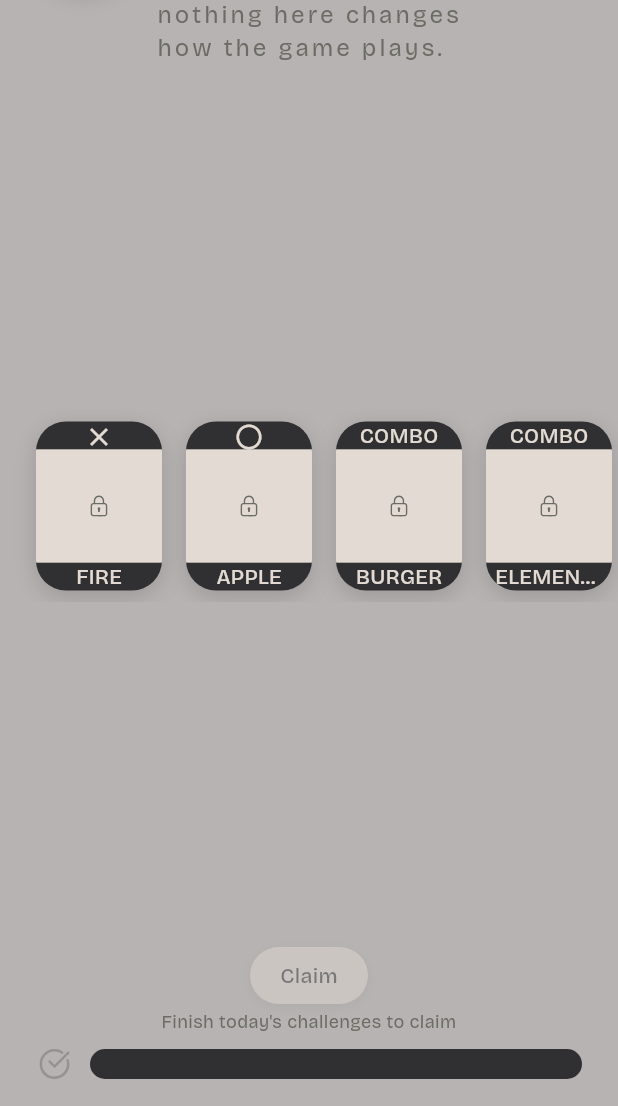
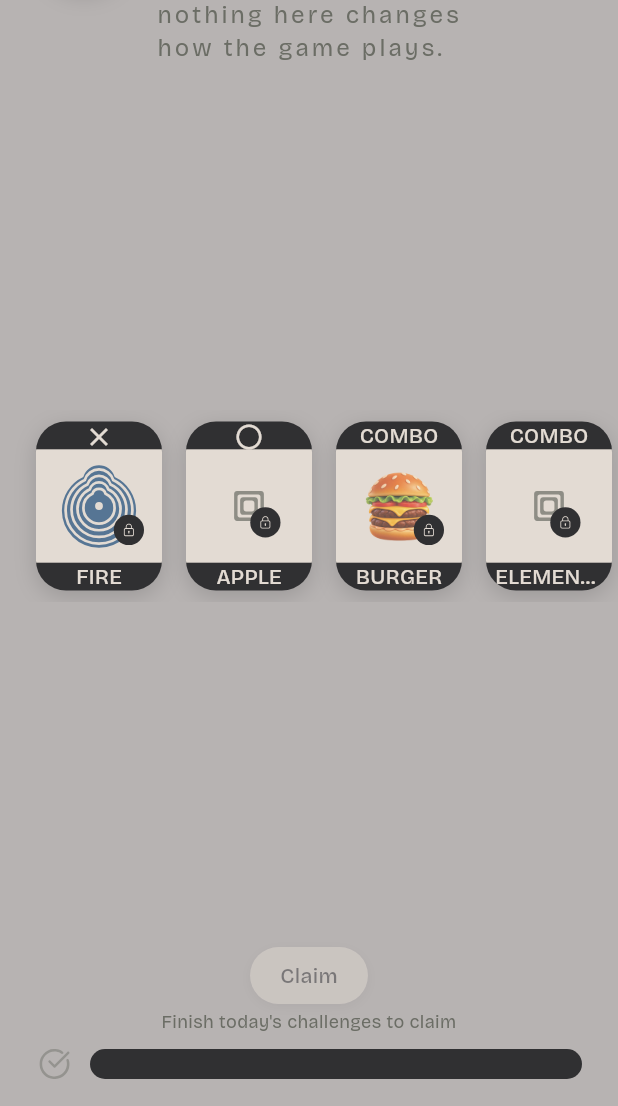
Before and after one commit to RSSerna/tic-tac-twist, a Flutter app: the ShopScreen screen opened directly, on a phone screen of 412 x 824 dp, the part 130-1236 px from its top. Run offline on Flutter 3.47's test engine with Material 3 defaults, Android fonts, the light colour scheme and no system bars; our stand-ins replace audioplayers, firebase_analytics, firebase_core, firebase_crashlytics, flutter_riverpod, flutter_svg and 4 more; accounts and stored records are empty; generated files the repository leaves out were written again.

Commit message:
feat: implement LockedPreview widget to display cosmetic art with lock badges

```diff
--- a/lib/ui/screens/shop_screen.dart
+++ b/lib/ui/screens/shop_screen.dart
@@ -17,6 +17,10 @@ import '../../theme/skin.dart';
 import '../../theme/tokens.dart';
 import '../../theme/typography.dart';
 import '../widgets/app_mark.dart';
+import '../widgets/asset_glyph.dart';
+import '../widgets/chip_view.dart';
+import '../widgets/emote_view.dart';
+import '../widgets/locked_preview.dart';
 import '../widgets/buttons/pill_action_button.dart';
 import '../widgets/panel_header.dart';
 import '../widgets/app_glyph.dart';
@@ -255,10 +259,43 @@ class _ShopCard extends StatelessWidget {
         ShopItemKind.flexing => l10n.shopItemFlexing,
       };
 
+  /// The pack's real art, or a stand-in when none exists yet. A new cosmetic
+  /// kind (board skins, later) adds one case here.
+  Widget _art(BuildContext context) {
+    final colors = context.gameColors;
+    if (item.skin case final skin?) {
+      return ChipView(
+        color: colors.playerA,
+        ringColor: colors.surface,
+        level: 4,
+        isFirstPerson: true,
+        appearance: skin.appearance,
+      );
+    }
+    if (item.emote case final emote?) return EmoteView(emote: emote);
+    if (item.celebration case final celebration?) {
+      return AssetGlyph(
+        assetPath: celebration.assetPath,
+        fallbackIcon: celebration.fallbackIcon,
+        color: colors.neutral,
+      );
+    }
+    return AppGlyph(AppIcons.skins, size: width * 0.5, color: colors.neutral);
+  }
+
   void _tap(BuildContext context, AppLocalizations l10n) {
     final buy = onBuy;
     if (!owned && buy != null) {
       buy();
+      return;
+    }
+    if (!owned) {
+      showCosmeticPreview(
+        context,
+        art: _art(context),
+        title: item.name,
+        status: l10n.shopPaymentsUnavailable,
+      );
       return;
     }
     ScaffoldMessenger.of(context)
@@ -308,25 +345,21 @@ class _ShopCard extends StatelessWidget {
                       child: _badge(context, item.kind, colors.surface),
                     ),
                   ),
-                  // The art window. Empty until packs carry real art — the
-                  // card still shows what kind of thing it is and whether
-                  // it's owned.
+                  // The art window: the pack's real art, badged locked or
+                  // owned. Packs with nothing behind them yet show a stand-in
+                  // so the card still says what a pack looks like.
                   Container(
                     height: width * 0.9,
                     width: double.infinity,
                     color: colors.surface,
+                    padding: EdgeInsets.all(width * 0.12),
                     alignment: Alignment.center,
-                    child: owned
-                        ? AppGlyph(
-                            AppIcons.check,
-                            size: width * 0.28,
-                            color: colors.ink,
-                          )
-                        : AppGlyph(
-                            AppIcons.locked,
-                            size: width * 0.24,
-                            color: colors.neutral,
-                          ),
+                    child: LockedPreview(
+                      locked: !owned,
+                      ownedBadge: owned,
+                      badgeSize: width * 0.24,
+                      child: _art(context),
+                    ),
                   ),
                   SizedBox(
                     height: bar,
--- /dev/null
+++ b/lib/ui/widgets/locked_preview.dart
@@ -0,0 +1,120 @@
+import 'package:flutter/material.dart';
+
+import '../../theme/app_assets.dart';
+import '../../theme/tokens.dart';
+import '../../theme/typography.dart';
+import 'app_glyph.dart';
+
+/// Which corner badge a [LockedPreview] wears.
+enum PreviewBadge { locked, owned }
+
+/// A cosmetic's real art with a small badge in the corner, instead of a lock
+/// standing in for it.
+///
+/// Players need to see what they'd earn or buy; the badge — not hiding the art
+/// — is what says "not yours yet". [child] is any widget, so chips, emotes,
+/// celebrations and (later) board skins all go through the same wrapper.
+///
+/// [locked] false with [ownedBadge] false renders [child] untouched.
+class LockedPreview extends StatelessWidget {
+  const LockedPreview({
+    super.key,
+    required this.child,
+    required this.locked,
+    this.ownedBadge = false,
+    this.badgeSize = 28,
+  });
+
+  final Widget child;
+  final bool locked;
+
+  /// Shows a check badge when not [locked] — for a shop card the player owns.
+  final bool ownedBadge;
+
+  /// Diameter of the badge circle.
+  final double badgeSize;
+
+  /// Pale enough that the art still reads, dim enough to say "not yours".
+  static const double lockedOpacity = 0.7;
+
+  @override
+  Widget build(BuildContext context) {
+    final badge = locked
+        ? PreviewBadge.locked
+        : ownedBadge
+        ? PreviewBadge.owned
+        : null;
+    if (badge == null) return child;
+
+    final colors = context.gameColors;
+
+    return Stack(
+      fit: StackFit.passthrough,
+      children: [
+        Opacity(opacity: locked ? lockedOpacity : 1, child: child),
+        Positioned(
+          right: 0,
+          bottom: 0,
+          child: Container(
+            key: Key(
+              badge == PreviewBadge.locked
+                  ? 'preview-badge-locked'
+                  : 'preview-badge-owned',
+            ),
+            width: badgeSize,
+            height: badgeSize,
+            decoration: BoxDecoration(
+              color: colors.ink,
+              shape: BoxShape.circle,
+            ),
+            alignment: Alignment.center,
+            child: AppGlyph(
+              badge == PreviewBadge.locked ? AppIcons.locked : AppIcons.check,
+              size: badgeSize * 0.6,
+              color: colors.surface,
+            ),
+          ),
+        ),
+      ],
+    );
+  }
+}
+
+/// A large look at a cosmetic the player can't equip yet: the art, its name and
+/// where it stands. Nothing here equips or buys anything.
+Future<void> showCosmeticPreview(
+  BuildContext context, {
+  required Widget art,
+  required String title,
+  required String status,
+  bool locked = true,
+}) {
+  return showDialog<void>(
+    context: context,
+    builder: (context) {
+      final colors = context.gameColors;
+      final styles = context.gameTextStyles;
+      return Dialog(
+        key: const Key('cosmetic-preview'),
+        backgroundColor: colors.surface,
+        child: Padding(
+          padding: const EdgeInsets.all(24),
+          child: Column(
+            mainAxisSize: MainAxisSize.min,
+            children: [
+              SizedBox(
+                width: 180,
+                height: 180,
+                child: LockedPreview(locked: locked, badgeSize: 44, child: art),
+              ),
+              const SizedBox(height: 16),
+              Text(title, style: styles.cardTitle, textAlign: TextAlign.center),
+              const SizedBox(height: 4),
+              Text(status, style: styles.labelMuted, textAlign: TextAlign.center),
+            ],
+          ),
+        ),
+      );
+    },
+  );
+}
```
Also changed, not shown: lib/ui/screens/celebration_skins_screen.dart (+10 -18 lines), lib/ui/screens/chip_skins_screen.dart (+7 -14 lines), lib/ui/screens/emote_skins_screen.dart (+21 -21 lines), lib/ui/widgets/buttons/category_tile.dart (+8 -9 lines), 7 other files.
